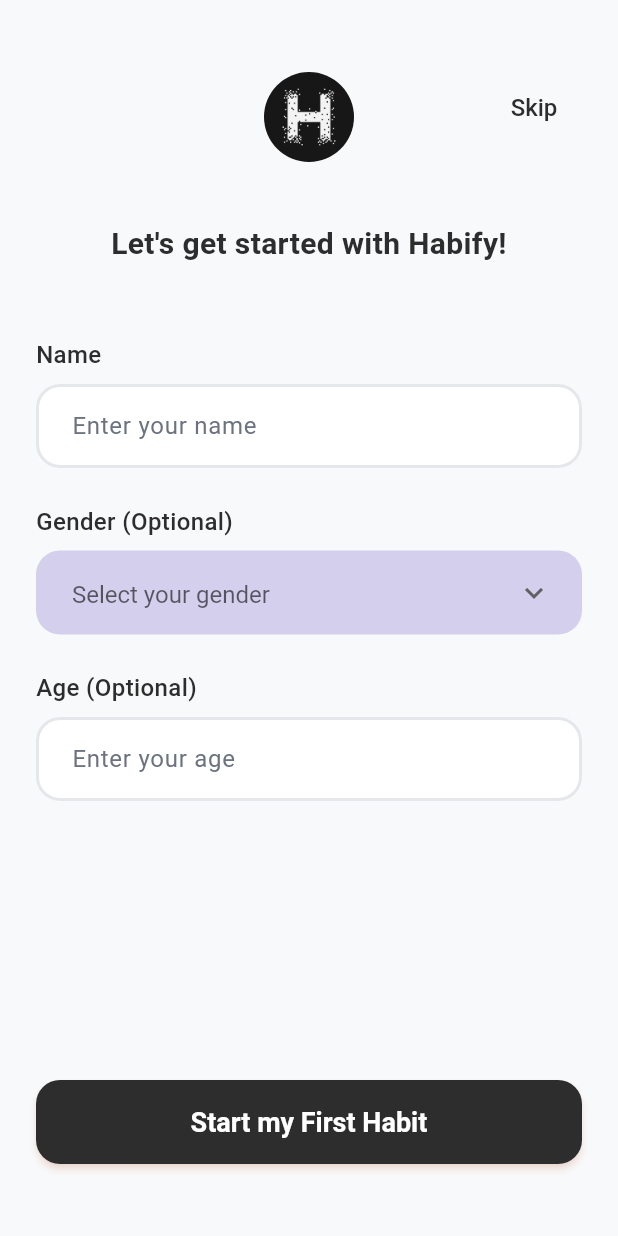
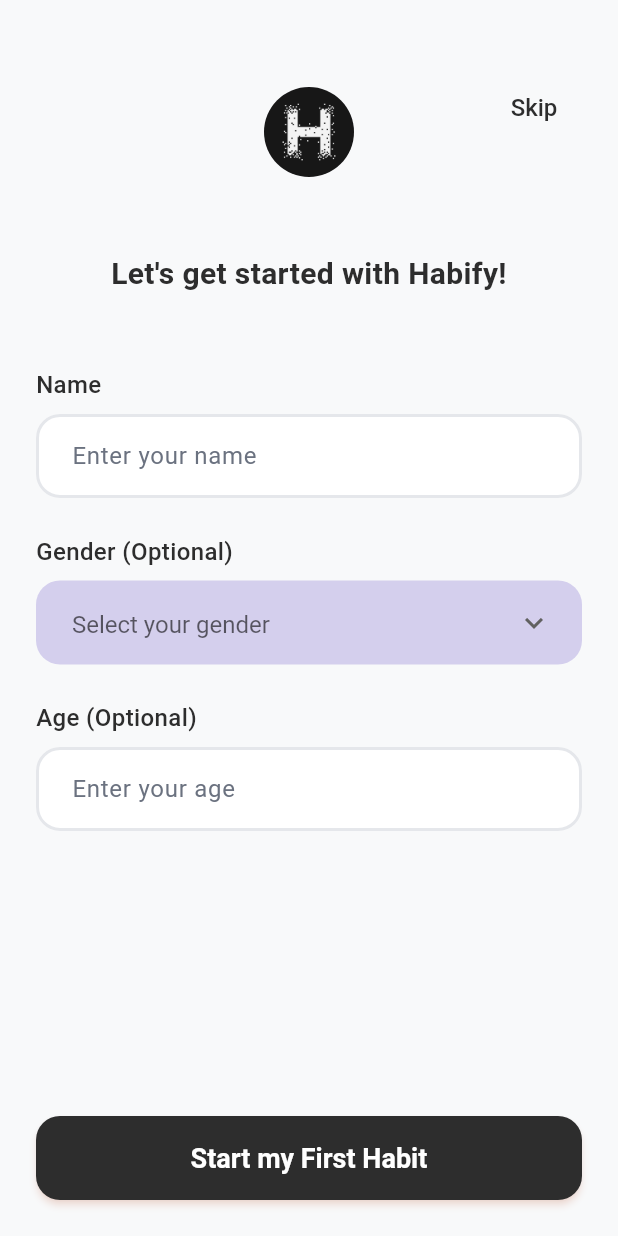
Before and after one commit to ahmed-sufi7/Habify, a Flutter app: the screen it shows after launch, after a tap on "Get Started", on a phone screen of 412 x 824 dp. Run offline on Flutter 3.47's test engine with Material 3 defaults, Android fonts, the phone set to English and light mode, and no system bars; our stand-ins replace firebase_core, shared_preferences, sqflite; accounts and stored records are empty.

Commit message:
Intro Screen

```diff
--- a/lib/screens/intro/intro_screen.dart
+++ b/lib/screens/intro/intro_screen.dart
@@ -17,14 +17,21 @@ class IntroScreen extends StatefulWidget {
   State<IntroScreen> createState() => _IntroScreenState();
 }
 
-class _IntroScreenState extends State<IntroScreen> {
+class _IntroScreenState extends State<IntroScreen> with TickerProviderStateMixin {
   PageController _pageController = PageController();
   int _currentStep = 0;
+  bool _isLoading = false;
 
   // Form controllers for user info
   final _nameController = TextEditingController();
   final _ageController = TextEditingController();
   String? _selectedGender;
+
+  // Animation controllers for smooth button feedback
+  late AnimationController _getStartedButtonController;
+  late AnimationController _completeButtonController;
+  late Animation<double> _getStartedButtonScale;
+  late Animation<double> _completeButtonScale;
 
   // Design color palette
   static const Color primaryDark = Color(0xFF2D2D2D);
@@ -38,21 +45,46 @@ class _IntroScreenState extends State<IntroScreen> {
   static const Color borderLight = Color(0xFFE5E7EB);
 
   @override
+  void initState() {
+    super.initState();
+    _getStartedButtonController = AnimationController(
+      duration: const Duration(milliseconds: 150),
+      vsync: this,
+    );
+    _completeButtonController = AnimationController(
+      duration: const Duration(milliseconds: 150),
+      vsync: this,
+    );
+    _getStartedButtonScale = Tween<double>(begin: 1.0, end: 0.95).animate(
+      CurvedAnimation(parent: _getStartedButtonController, curve: Curves.easeInOut),
+    );
+    _completeButtonScale = Tween<double>(begin: 1.0, end: 0.95).animate(
+      CurvedAnimation(parent: _completeButtonController, curve: Curves.easeInOut),
+    );
+  }
+
+  @override
   void dispose() {
     _pageController.dispose();
     _nameController.dispose();
     _ageController.dispose();
+    _getStartedButtonController.dispose();
+    _completeButtonController.dispose();
     super.dispose();
   }
 
-  void _nextStep() {
+  void _nextStep() async {
     if (_currentStep < 1) {
+      // Add button press animation
+      await _getStartedButtonController.forward();
+      await _getStartedButtonController.reverse();
+
       setState(() {
         _currentStep++;
       });
-      _pageController.nextPage(
-        duration: const Duration(milliseconds: 300),
-        curve: Curves.easeInOut,
+      await _pageController.nextPage(
+        duration: const Duration(milliseconds: 400),
+        curve: Curves.easeInOutCubic,
       );
     }
   }
@@ -63,19 +95,35 @@ class _IntroScreenState extends State<IntroScreen> {
   }
 
   void _completeSetup() async {
-    // Save user data locally and complete the setup process
+    // Add button press animation
+    await _completeButtonController.forward();
+    await _completeButtonController.reverse();
+
+    // Validate age input
+    if (_ageController.text.isNotEmpty) {
+      final age = int.tryParse(_ageController.text.trim());
+      if (age == null || age < 1 || age > 120) {
+        _showErrorDialog('Please enter a valid age between 1 and 120');
+        return;
+      }
+    }
+
+    setState(() {
+      _isLoading = true;
+    });
+
     try {
       // Save user data
       final settingsProvider = context.read<AppSettingsProvider>();
-      if (_nameController.text.isNotEmpty) {
+      if (_nameController.text.trim().isNotEmpty) {
         await settingsProvider.setUserName(_nameController.text.trim());
       }
       if (_selectedGender != null) {
         await settingsProvider.setUserGender(_selectedGender!);
       }
-      if (_ageController.text.isNotEmpty) {
-        final age = int.tryParse(_ageController.text);
-        if (age != null) {
+      if (_ageController.text.trim().isNotEmpty) {
+        final age = int.tryParse(_ageController.text.trim());
+        if (age != null && age >= 1 && age <= 120) {
           await settingsProvider.setUserAge(age);
         }
       }
@@ -91,21 +139,57 @@ class _IntroScreenState extends State<IntroScreen> {
         Navigator.of(context).pushReplacementNamed('/');
       }
     } catch (e) {
-      // Handle error - for now just navigate to home
-      if (mounted) {
-        Navigator.of(context).pushReplacementNamed('/');
+      setState(() {
+        _isLoading = false;
+      });
+      _showErrorDialog('Something went wrong. Please try again.');
     }
   }
+
+  void _showErrorDialog(String message) {
+    showDialog(
+      context: context,
+      builder: (BuildContext context) {
+        return AlertDialog(
+          title: const Text('Error'),
+          content: Text(message),
+          actions: [
+            TextButton(
+              onPressed: () => Navigator.of(context).pop(),
+              child: const Text('OK'),
+            ),
+          ],
+        );
+      },
+    );
+  }
+
+  Future<bool> _onWillPop() async {
+    if (_currentStep > 0) {
+      setState(() {
+        _currentStep--;
+      });
+      await _pageController.previousPage(
+        duration: const Duration(milliseconds: 400),
+        curve: Curves.easeInOutCubic,
+      );
+      return false;
+    }
+    return true;
   }
 
   @override
   Widget build(BuildContext context) {
-    return Scaffold(
+    return WillPopScope(
+      onWillPop: _onWillPop,
+      child: Scaffold(
         backgroundColor: backgroundLight,
+        resizeToAvoidBottomInset: false, // Prevent keyboard from resizing the screen
         body: PageView(
           controller: _pageController,
           physics: const NeverScrollableScrollPhysics(),
           children: [_buildWelcomeScreen(), _buildUserInfoForm()],
+        ),
       ),
     );
   }
@@ -233,8 +317,13 @@ class _IntroScreenState extends State<IntroScreen> {
                   ),
                   const SizedBox(height: 20),
 
-                  // Action button - only Get Started button
-                  SizedBox(
+                  // Action button - only Get Started button with animation
+                  AnimatedBuilder(
+                    animation: _getStartedButtonScale,
+                    builder: (context, child) {
+                      return Transform.scale(
+                        scale: _getStartedButtonScale.value,
+                        child: SizedBox(
                           width: double.infinity,
                           height: 56,
                           child: ElevatedButton(
@@ -256,6 +345,9 @@ class _IntroScreenState extends State<IntroScreen> {
                             ),
                           ),
                         ),
+                      );
+                    },
+                  ),
                   const SizedBox(height: 24),
                 ],
               ),
@@ -269,13 +361,40 @@ class _IntroScreenState extends State<IntroScreen> {
   /// User Info Form - Collect basic user information
   Widget _buildUserInfoForm() {
     return SafeArea(
-      child: Padding(
-        padding: const EdgeInsets.symmetric(horizontal: 24, vertical: 48),
+      child: Column(
+        children: [
+          // Scrollable content area
+          Expanded(
+            child: SingleChildScrollView(
+              padding: const EdgeInsets.fromLTRB(24, 48, 24, 24),
               child: Column(
                 children: [
             // Header with skip button and logo
-            Stack(
+            Container(
+              height: 80,
+              child: Stack(
                 children: [
+                  // Skip button positioned at top right within header bounds
+                  Positioned(
+                    top: 0,
+                    right: 0,
+                    child: TextButton(
+                      onPressed: _skipToMain,
+                      style: TextButton.styleFrom(
+                        backgroundColor: Colors.transparent,
+                        overlayColor: Colors.transparent, // Remove hover/splash color
+                        splashFactory: NoSplash.splashFactory, // Remove splash effect
+                      ),
+                      child: const Text(
+                        'Skip',
+                        style: TextStyle(
+                          fontSize: 16,
+                          fontWeight: FontWeight.w500,
+                          color: textPrimary,
+                        ),
+                      ),
+                    ),
+                  ),
                   // Centered logo
                   Center(
                     child: CircleAvatar(
@@ -306,23 +425,8 @@ class _IntroScreenState extends State<IntroScreen> {
                       ),
                     ),
                   ),
-                // Skip button positioned at top right
-                Positioned(
-                  top: 0,
-                  right: 0,
-                  child: TextButton(
-                    onPressed: _skipToMain,
-                    child: const Text(
-                      'Skip',
-                      style: TextStyle(
-                        fontSize: 16,
-                        fontWeight: FontWeight.w500,
-                        color: textPrimary,
+                ],
               ),
-                    ),
-                  ),
-                ),
-              ],
             ),
             const SizedBox(height: 40),
 
@@ -339,8 +443,7 @@ class _IntroScreenState extends State<IntroScreen> {
             const SizedBox(height: 48),
 
             // Form fields
-            Expanded(
-              child: Column(
+            Column(
               crossAxisAlignment: CrossAxisAlignment.start,
               children: [
                   const Text(
@@ -531,29 +634,52 @@ class _IntroScreenState extends State<IntroScreen> {
                   ),
                 ],
             ),
+            const SizedBox(height: 40),
+              ],
             ),
-
-            // Continue button
-            SizedBox(
+          ),
+        ),
+        // Fixed button at bottom
+        Container(
+          padding: const EdgeInsets.fromLTRB(24, 16, 24, 24),
+          child:
+            AnimatedBuilder(
+              animation: _completeButtonScale,
+              builder: (context, child) {
+                return Transform.scale(
+                  scale: _completeButtonScale.value,
+                  child: SizedBox(
                     width: double.infinity,
                     height: 56,
                     child: ElevatedButton(
-                onPressed: _completeSetup,
+                      onPressed: _isLoading ? null : _completeSetup,
                       style: ElevatedButton.styleFrom(
-                  backgroundColor: primaryDark,
+                        backgroundColor: _isLoading ? textSecondary : primaryDark,
                         foregroundColor: white,
                         shape: RoundedRectangleBorder(
                           borderRadius: BorderRadius.circular(16),
                         ),
                       ),
-                child: const Text(
+                      child: _isLoading
+                          ? const SizedBox(
+                              height: 20,
+                              width: 20,
+                              child: CircularProgressIndicator(
+                                strokeWidth: 2,
+                                valueColor: AlwaysStoppedAnimation<Color>(white),
+                              ),
+                            )
+                          : const Text(
                               'Start my First Habit',
                               style: TextStyle(fontSize: 18, fontWeight: FontWeight.w600),
                             ),
                     ),
                   ),
+                );
+              },
+            ),
+        ),
         ],
-        ),
       ),
     );
   }
```
Lines whose indentation alone changed are shown as unchanged.
